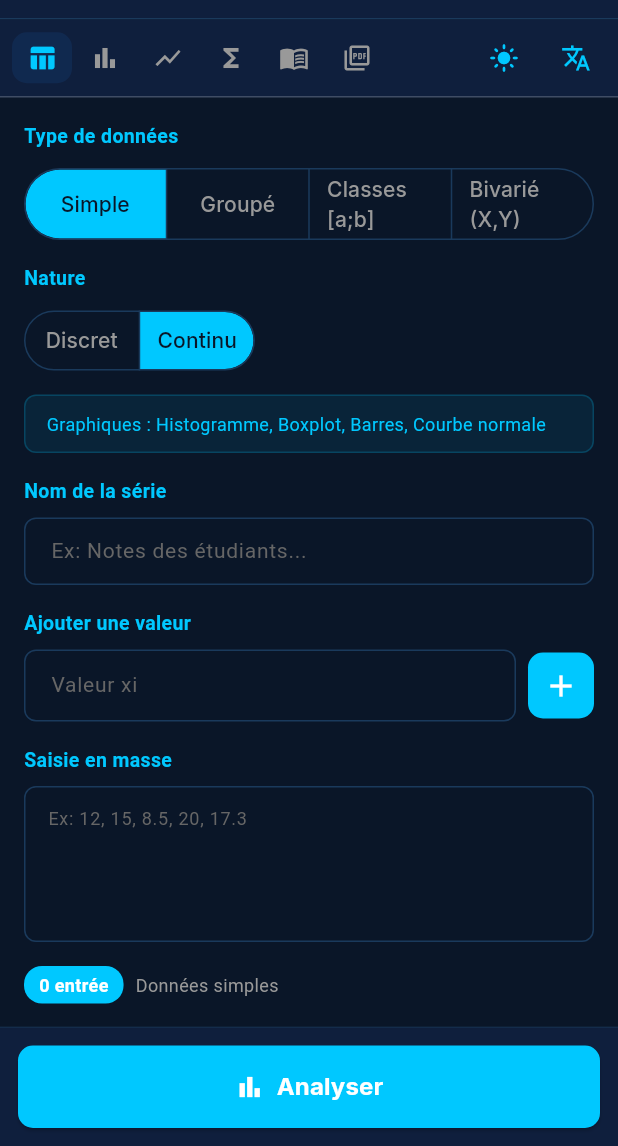
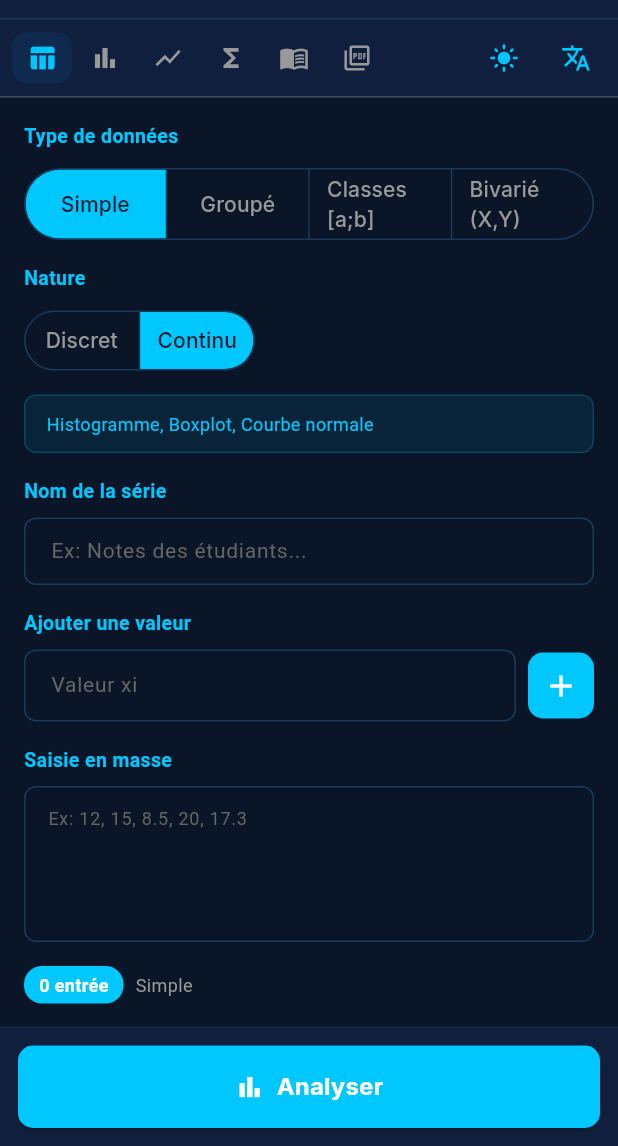
Before and after one commit to Ghachard/DATAMIND, a Flutter app: the screen it shows after launch, on a phone screen of 412 x 824 dp, the part 90-1236 px from its top. Run offline on Flutter 3.47's test engine with Material 3 defaults, Android fonts, the phone set to English and light mode, and no system bars; our stand-ins replace dio, fl_chart, flutter_riverpod, google_fonts, shared_preferences.

Commit message:
Fix: full FR/EN translations, auto-navigate to Analysis, zoom on charts, axis dedup, PDF export data_nature fix

```diff
--- a/frontend/lib/providers/app_state.dart
+++ b/frontend/lib/providers/app_state.dart
@@ -51,6 +51,8 @@ final languageProvider = StateNotifierProvider<LanguageNotifier, Locale>((ref) {
   return LanguageNotifier();
 });
 
+final currentSectionProvider = StateProvider<int>((ref) => 0);
+
 
 class AppStrings {
   static Map<String, Map<String, String>> _strings = {
@@ -62,37 +64,40 @@ class AppStrings {
       'nav_probability': 'Probabilités',
       'nav_lessons': 'Leçons',
       'nav_export': 'Export',
-      'input_simple': 'Données simples',
-      'input_grouped': 'Données groupées',
-      'input_classes': 'Données en classes',
-      'input_bivariate': 'Données bivariées',
+      'input_simple': 'Simple',
+      'input_grouped': 'Groupé',
+      'input_classes': 'Classes',
+      'input_bivariate': 'Bivarié',
       'btn_calculate': 'Calculer',
       'btn_export': 'Exporter PDF',
       'btn_history': 'Historique',
+      'label_n': 'Effectif (n)',
       'label_mean': 'Moyenne',
       'label_median': 'Médiane',
       'label_mode': 'Mode',
       'label_variance': 'Variance',
       'label_std_dev': 'Écart-type',
-      'label_cv': 'CV (%)',
+      'label_cv': 'CV (%) — Coefficient de variation',
       'label_min': 'Minimum',
       'label_max': 'Maximum',
-      'label_range': 'Étendue',
-      'label_q1': 'Q1',
-      'label_q2': 'Q2',
-      'label_q3': 'Q3',
-      'label_iqr': 'IQR',
+      'label_range': 'Étendue — Max − Min',
+      'label_q1': 'Q1 — 1er quartile (25%)',
+      'label_q2': 'Q2 — Médiane (50%)',
+      'label_q3': 'Q3 — 3e quartile (75%)',
+      'label_iqr': 'IQR — Écart interquartile',
       'label_sum': 'Somme',
-      'label_n': 'Effectif',
+      'label_skewness': 'Asymétrie (Skewness)',
+      'label_kurtosis': 'Aplatissement (Kurtosis)',
+      'label_sem': 'Erreur standard de la moyenne',
+      'label_pearson_r': 'Corrélation de Pearson (r)',
+      'label_r_squared': 'Coefficient de détermination (R²)',
+      'label_covariance': 'Covariance',
+      'label_regression_slope': 'Pente (a)',
+      'label_regression_intercept': 'Ordonnée (b)',
       'empty_state': 'Aucune donnée saisie',
       'empty_hint': 'Saisissez vos données pour voir les résultats',
       'error_generic': 'Une erreur est survenue',
-      'loading': 'Calcul en cours...',
-      'chart_histogram': 'Histogramme',
-      'chart_boxplot': 'Boîte à moustaches',
-      'chart_bar': 'Barres',
-      'chart_pie': 'Camembert',
-      'chart_scatter': 'Nuage de points',
+      'loading': 'Analyse en cours...',
       'theme_toggle': 'Thème',
       'lang_toggle': 'EN',
       'input_title': 'Saisie des données',
@@ -100,24 +105,20 @@ class AppStrings {
       'label_data_nature': 'Nature',
       'label_variable_name': 'Nom de la variable',
       'label_data': 'Données',
-      'hint_simple': '12\n15\n18\n22\n25\n28\n30',
-      'hint_grouped': '12\t5\n15\t8\n18\t12\n22\t7\n25\t3',
-      'hint_classes': '10\t20\t5\n20\t30\t8\n30\t40\t12\n40\t50\t7',
-      'hint_bivariate': '10\t25\n15\t30\n20\t35\n25\t40\n30\t45',
       'msg_no_data': 'Veuillez saisir des données.',
       'msg_no_data_valid': 'Veuillez saisir des données valides.',
-      'msg_non_numeric': 'Valeur non numérique détectée :',
-      'msg_enter_numbers': 'Entrez des nombres.',
       'classes_continuous_hint': 'Les données en classes sont intrinsèquement continues',
       'nav_variable': 'Variable',
       'analysis_title': 'Analyse statistique',
       'analysis_empty': 'Aucun résultat',
-      'analysis_empty_hint': 'Saisissez des données puis cliquez Calculer',
+      'analysis_empty_hint': 'Saisissez des données puis cliquez Analyser',
       'analysis_no_history': 'Aucun historique',
       'analysis_interpretation': 'Interprétation',
       'analysis_normality': 'Test de normalité',
       'analysis_normal': 'Distribution normale',
       'analysis_non_normal': 'Distribution non normale',
+      'analysis_error_title': 'Erreur',
+      'analysis_outliers': 'valeur(s) aberrante(s) détectée(s)',
       'export_title': 'Export PDF',
       'export_generate': 'Exporter en PDF',
       'export_generating': 'Génération...',
@@ -130,55 +131,47 @@ class AppStrings {
       'export_charts_desc': 'Histogramme, boxplot, nuage de points...',
       'export_interp': 'Interprétation',
       'export_interp_desc': 'Texte pédagogique automatique',
-      'export_normality_test': 'Test de normalité',
-      'export_normality_desc': 'Shapiro-Wilk, interprétation',
+      'export_subtitle': 'Générez un rapport PDF complet',
       'charts_title': 'Graphiques',
       'charts_empty': 'Aucun graphique disponible',
-      'charts_empty_hint': 'Saisissez et calculez des données d\'abord',
+      'charts_empty_hint': 'Saisissez des données puis cliquez Analyser',
+      'charts_type_label': 'Type',
+      'charts_nature_label': 'Nature',
+      'charts_select_type': 'Sélectionnez un type de graphique',
+      'charts_no_data_hint': 'Saisissez des données d\'abord',
+      'label_discrete': 'Discret',
+      'label_continuous': 'Continu',
       'prob_title': 'Probabilités',
       'prob_empty': 'Aucune loi disponible',
-      'prob_empty_hint': 'Saisissez des données d\'abord pour voir les lois',
+      'prob_empty_hint': 'Saisissez des données pour voir les lois',
       'prob_calculate': 'Calculer',
       'prob_loading': 'Calcul...',
-      'input_graph_simple_discrete': 'Graphiques : Barres, Camembert, Polygone',
-      'input_graph_simple_continuous': 'Graphiques : Histogramme, Boxplot, Barres, Courbe normale',
-      'input_graph_grouped': 'Graphiques : Histogramme, Camembert, Polygone, Barres',
-      'input_graph_classes': 'Graphiques : Histogramme jointif, Polygone, Ogive, Camembert',
-      'input_graph_bivariate': 'Graphiques : Nuage de points, Droite de régression',
+      'prob_parameters': 'Paramètres',
+      'prob_prefilled_hint': 'Paramètres pré-remplis avec vos données. Vous pouvez les modifier.',
+      'prob_calcs': 'Calculs',
+      'prob_results': 'Résultats',
+      'prob_select_law': 'Sélectionnez une loi',
       'input_add_value': 'Ajouter une valeur',
       'input_add_class': 'Ajouter une classe',
-      'input_add_pair': 'Ajouter une paire (X, Y)',
       'input_bulk': 'Saisie en masse',
       'input_entries': 'entrée',
       'input_entries_plural': 'entrées',
-      'input_no_data': 'Aucune valeur saisie',
       'input_analyser': 'Analyser',
       'input_serie_name': 'Nom de la série',
       'btn_delete': 'Supprimer',
       'btn_cancel': 'Annuler',
       'btn_edit': 'Modifier',
-      'btn_confirm_delete': 'Supprimer cette entrée ?',
-      'btn_confirm': 'OK',
-      'prob_parameters': 'Paramètres',
-      'prob_prefilled_hint': 'Paramètres pré-remplis avec vos données. Vous pouvez les modifier.',
-      'prob_calcs': 'Calculs',
-      'prob_results': 'Résultats',
-      'export_subtitle': 'Générez un rapport PDF complet',
       'lessons_subtitle': '9 chapitres pédagogiques',
-      'charts_type_label': 'Type',
-      'charts_nature_label': 'Nature',
-      'charts_select_type': 'Sélectionnez un type de graphique',
-      'charts_no_data_hint': 'Saisissez des données d\'abord',
-      'prob_select_law': 'Sélectionnez une loi',
-      'analysis_error_title': 'Erreur',
-      'analysis_outliers': 'valeur(s) aberrante(s) détectée(s)',
-      'label_discrete': 'Discret',
-      'label_continuous': 'Continu',
       'lessons_definition': 'Définition',
       'lessons_formula': 'Formule',
       'lessons_interpretation': 'Interprétation',
       'lessons_remark': 'Remarque',
       'lessons_example': 'Exemple',
+      'input_graph_simple_discrete': 'Barres, Camembert, Polygone',
+      'input_graph_simple_continuous': 'Histogramme, Boxplot, Courbe normale',
+      'input_graph_grouped': 'Histogramme, Camembert, Polygone',
+      'input_graph_classes': 'Histogramme jointif, Ogive',
+      'input_graph_bivariate': 'Nuage de points, Droite de régression',
     },
     'en': {
       'app_title': 'DataMind',
@@ -188,37 +181,40 @@ class AppStrings {
       'nav_probability': 'Probability',
       'nav_lessons': 'Lessons',
       'nav_export': 'Export',
-      'input_simple': 'Simple data',
-      'input_grouped': 'Grouped data',
-      'input_classes': 'Class intervals',
-      'input_bivariate': 'Bivariate data',
+      'input_simple': 'Simple',
+      'input_grouped': 'Grouped',
+      'input_classes': 'Classes',
+      'input_bivariate': 'Bivariate',
       'btn_calculate': 'Calculate',
       'btn_export': 'Export PDF',
       'btn_history': 'History',
+      'label_n': 'Count (n)',
       'label_mean': 'Mean',
       'label_median': 'Median',
       'label_mode': 'Mode',
       'label_variance': 'Variance',
-      'label_std_dev': 'Std Dev',
-      'label_cv': 'CV (%)',
+      'label_std_dev': 'Standard Deviation',
+      'label_cv': 'CV (%) — Coefficient of Variation',
       'label_min': 'Minimum',
       'label_max': 'Maximum',
-      'label_range': 'Range',
-      'label_q1': 'Q1',
-      'label_q2': 'Q2',
-      'label_q3': 'Q3',
-      'label_iqr': 'IQR',
+      'label_range': 'Range — Max − Min',
+      'label_q1': 'Q1 — 1st quartile (25%)',
+      'label_q2': 'Q2 — Median (50%)',
+      'label_q3': 'Q3 — 3rd quartile (75%)',
+      'label_iqr': 'IQR — Interquartile Range',
       'label_sum': 'Sum',
-      'label_n': 'Count',
+      'label_skewness': 'Skewness',
+      'label_kurtosis': 'Kurtosis',
+      'label_sem': 'Standard Error of the Mean',
+      'label_pearson_r': 'Pearson Correlation (r)',
+      'label_r_squared': 'Determination Coefficient (R²)',
+      'label_covariance': 'Covariance',
+      'label_regression_slope': 'Slope (a)',
+      'label_regression_intercept': 'Intercept (b)',
       'empty_state': 'No data entered',
       'empty_hint': 'Enter your data to see results',
       'error_generic': 'An error occurred',
-      'loading': 'Calculating...',
-      'chart_histogram': 'Histogram',
-      'chart_boxplot': 'Box plot',
-      'chart_bar': 'Bar chart',
-      'chart_pie': 'Pie chart',
-      'chart_scatter': 'Scatter plot',
+      'loading': 'Analyzing...',
       'theme_toggle': 'Theme',
       'lang_toggle': 'FR',
       'input_title': 'Data Entry',
@@ -226,24 +222,20 @@ class AppStrings {
       'label_data_nature': 'Nature',
       'label_variable_name': 'Variable Name',
       'label_data': 'Data',
-      'hint_simple': '12\n15\n18\n22\n25\n28\n30',
-      'hint_grouped': '12\t5\n15\t8\n18\t12\n22\t7\n25\t3',
-      'hint_classes': '10\t20\t5\n20\t30\t8\n30\t40\t12\n40\t50\t7',
-      'hint_bivariate': '10\t25\n15\t30\n20\t35\n25\t40\n30\t45',
       'msg_no_data': 'Please enter data.',
       'msg_no_data_valid': 'Please enter valid data.',
-      'msg_non_numeric': 'Non-numeric value detected:',
-      'msg_enter_numbers': 'Enter numbers.',
       'classes_continuous_hint': 'Class data is inherently continuous',
       'nav_variable': 'Variable',
       'analysis_title': 'Statistical Analysis',
       'analysis_empty': 'No results',
-      'analysis_empty_hint': 'Enter data then click Calculate',
+      'analysis_empty_hint': 'Enter data then click Analyze',
       'analysis_no_history': 'No history',
       'analysis_interpretation': 'Interpretation',
       'analysis_normality': 'Normality test',
       'analysis_normal': 'Normal distribution',
       'analysis_non_normal': 'Non-normal distribution',
+      'analysis_error_title': 'Error',
+      'analysis_outliers': 'outlier(s) detected',
       'export_title': 'PDF Export',
       'export_generate': 'Export as PDF',
       'export_generating': 'Generating...',
@@ -256,55 +248,47 @@ class AppStrings {
       'export_charts_desc': 'Histogram, box plot, scatter plot...',
       'export_interp': 'Interpretation',
       'export_interp_desc': 'Automatic pedagogical text',
-      'export_normality_test': 'Normality test',
-      'export_normality_desc': 'Shapiro-Wilk, interpretation',
+      'export_subtitle': 'Generate a complete PDF report',
       'charts_title': 'Charts',
       'charts_empty': 'No charts available',
-      'charts_empty_hint': 'Enter and calculate data first',
+      'charts_empty_hint': 'Enter data then click Analyze',
+      'charts_type_label': 'Type',
+      'charts_nature_label': 'Nature',
+      'charts_select_type': 'Select a chart type',
+      'charts_no_data_hint': 'Enter data first',
+      'label_discrete': 'Discrete',
+      'label_continuous': 'Continuous',
       'prob_title': 'Probability',
       'prob_empty': 'No laws available',
-      'prob_empty_hint': 'Enter data first to see available laws',
+      'prob_empty_hint': 'Enter data to see available laws',
       'prob_calculate': 'Calculate',
       'prob_loading': 'Calculating...',
-      'input_graph_simple_discrete': 'Charts: Bar chart, Pie chart, Polygon',
-      'input_graph_simple_continuous': 'Charts: Histogram, Box plot, Bar chart, Normal curve',
-      'input_graph_grouped': 'Charts: Histogram, Pie chart, Polygon, Bar chart',
-      'input_graph_classes': 'Charts: Joint histogram, Polygon, Ogive, Pie chart',
-      'input_graph_bivariate': 'Charts: Scatter plot, Regression line',
+      'prob_parameters': 'Parameters',
+      'prob_prefilled_hint': 'Parameters pre-filled with your data. You can modify them.',
+      'prob_calcs': 'Calculations',
+      'prob_results': 'Results',
+      'prob_select_law': 'Select a law',
       'input_add_value': 'Add a value',
       'input_add_class': 'Add a class',
-      'input_add_pair': 'Add a pair (X, Y)',
       'input_bulk': 'Bulk input',
       'input_entries': 'entry',
       'input_entries_plural': 'entries',
-      'input_no_data': 'No values entered',
       'input_analyser': 'Analyze',
       'input_serie_name': 'Series name',
       'btn_delete': 'Delete',
       'btn_cancel': 'Cancel',
       'btn_edit': 'Edit',
-      'btn_confirm_delete': 'Delete this entry?',
-      'btn_confirm': 'OK',
-      'prob_parameters': 'Parameters',
-      'prob_prefilled_hint': 'Parameters pre-filled with your data. You can modify them.',
-      'prob_calcs': 'Calculations',
-      'prob_results': 'Results',
-      'export_subtitle': 'Generate a complete PDF report',
       'lessons_subtitle': '9 pedagogical chapters',
-      'charts_type_label': 'Type',
-      'charts_nature_label': 'Nature',
-      'charts_select_type': 'Select a chart type',
-      'charts_no_data_hint': 'Enter data first',
-      'prob_select_law': 'Select a law',
-      'analysis_error_title': 'Error',
-      'analysis_outliers': 'outlier(s) detected',
-      'label_discrete': 'Discrete',
-      'label_continuous': 'Continuous',
       'lessons_definition': 'Definition',
       'lessons_formula': 'Formula',
       'lessons_interpretation': 'Interpretation',
       'lessons_remark': 'Remark',
       'lessons_example': 'Example',
+      'input_graph_simple_discrete': 'Bar chart, Pie chart, Polygon',
+      'input_graph_simple_continuous': 'Histogram, Box plot, Normal curve',
+      'input_graph_grouped': 'Histogram, Pie chart, Polygon',
+      'input_graph_classes': 'Joint histogram, Ogive',
+      'input_graph_bivariate': 'Scatter plot, Regression line',
     },
   };
 
--- a/frontend/lib/screens/home_screen.dart
+++ b/frontend/lib/screens/home_screen.dart
@@ -18,8 +18,6 @@ class HomeScreen extends ConsumerStatefulWidget {
 }
 
 class _HomeScreenState extends ConsumerState<HomeScreen> {
-  int _selectedIndex = 0;
-
   static const _destinations = [
     (icon: Icons.table_chart_outlined, selIcon: Icons.table_chart, label: 'nav_input'),
     (icon: Icons.bar_chart_outlined, selIcon: Icons.bar_chart, label: 'nav_analysis'),
@@ -45,6 +43,7 @@ class _HomeScreenState extends ConsumerState<HomeScreen> {
     final isDark = themeMode == ThemeMode.dark;
     final screenWidth = MediaQuery.of(context).size.width;
     final isCompact = screenWidth < 600;
+    final selectedIndex = ref.watch(currentSectionProvider);
 
     return Scaffold(
       body: Column(
@@ -71,12 +70,12 @@ class _HomeScreenState extends ConsumerState<HomeScreen> {
                         for (int i = 0; i < _destinations.length; i++) ...[
                           _NavButton(
                             index: i,
-                            selectedIndex: _selectedIndex,
+                            selectedIndex: selectedIndex,
                             icon: _destinations[i].icon,
                             selectedIcon: _destinations[i].selIcon,
                             label: AppStrings.tr(_destinations[i].label, locale),
                             isCompact: isCompact,
-                            onTap: () => setState(() => _selectedIndex = i),
+                            onTap: () => ref.read(currentSectionProvider.notifier).state = i,
                           ),
                           const SizedBox(width: 2),
                         ],
@@ -98,7 +97,7 @@ class _HomeScreenState extends ConsumerState<HomeScreen> {
               ],
             ),
           ),
-          Expanded(child: _screens[_selectedIndex]),
+          Expanded(child: _screens[selectedIndex]),
         ],
       ),
     );
--- a/frontend/lib/screens/input_screen.dart
+++ b/frontend/lib/screens/input_screen.dart
@@ -207,6 +207,9 @@ class _InputScreenState extends ConsumerState<InputScreen> {
         case DataInputType.bivariate:
           await notifier.calculateBivariate(data.xValues, data.yValues, 'X', 'Y', dataNature: dataNatureStr);
           break;
+      }
+      if (mounted) {
+        ref.read(currentSectionProvider.notifier).state = 1;
       }
     } catch (e) {
       if (mounted) {
--- a/frontend/lib/widgets/line_chart_widget.dart
+++ b/frontend/lib/widgets/line_chart_widget.dart
@@ -46,7 +46,10 @@ class _LineChartWidgetState extends State<LineChartWidget> {
         Expanded(
           child: Padding(
             padding: const EdgeInsets.all(16),
-            child: LineChart(
+            child: InteractiveViewer(
+              maxScale: 3.0,
+              minScale: 0.5,
+              child: LineChart(
               LineChartData(
                 minY: 0,
                 maxY: maxY * 1.2,
@@ -171,6 +174,7 @@ class _LineChartWidgetState extends State<LineChartWidget> {
                     : null,
               ),
             ),
+            ),
           ),
         ),
       ],
--- a/frontend/lib/widgets/scatter_chart_widget.dart
+++ b/frontend/lib/widgets/scatter_chart_widget.dart
@@ -59,7 +59,10 @@ class _ScatterChartWidgetState extends State<ScatterChartWidget> {
         Expanded(
           child: Padding(
             padding: const EdgeInsets.all(16),
-            child: ScatterChart(
+            child: InteractiveViewer(
+              maxScale: 3.0,
+              minScale: 0.5,
+              child: ScatterChart(
               ScatterChartData(
                 minX: minX - xRange * 0.1,
                 maxX: maxX + xRange * 0.1,
@@ -160,6 +163,7 @@ class _ScatterChartWidgetState extends State<ScatterChartWidget> {
                 ],
               ),
             ),
+            ),
           ),
         ),
       ],
```
Also changed, not shown: frontend/lib/core/api_client.dart (+9 -2 lines), frontend/lib/screens/analysis_screen.dart (+10 -10 lines), frontend/lib/screens/export_screen.dart (+11 -0 lines), frontend/lib/widgets/bar_chart_widget.dart (+31 -28 lines).
